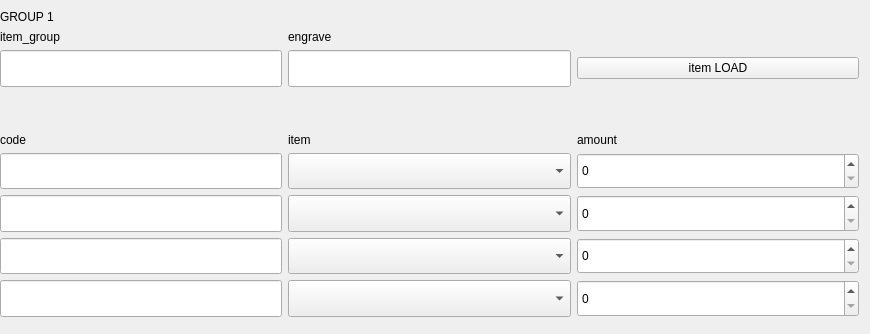
Above: ui/ordersInnerWidget.ui from SuhYeoJee/OrderManager before the change. Below: the same form after it.
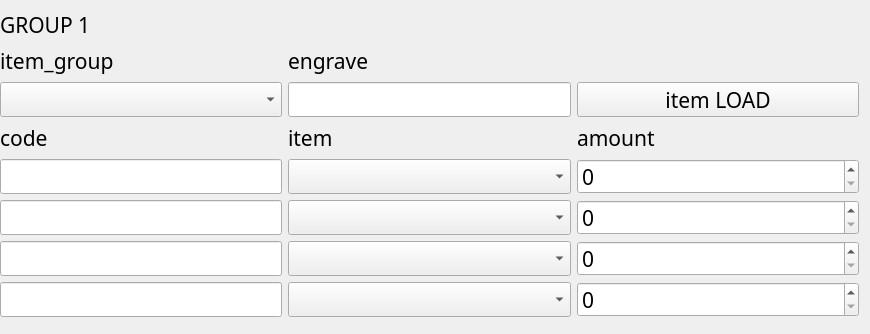
That is the form after the change.

Commit message: orders 테이블 구조 변경 선택존

```diff
--- a/ui/ordersInnerWidget.ui
+++ b/ui/ordersInnerWidget.ui
@@ -10,6 +10,12 @@
     <height>334</height>
    </rect>
   </property>
+  <property name="font">
+   <font>
+    <family>굴림</family>
+    <pointsize>16</pointsize>
+   </font>
+  </property>
   <property name="windowTitle">
    <string>Form</string>
   </property>
@@ -137,19 +143,6 @@
       </property>
      </widget>
     </item>
-    <item row="2" column="0">
-     <widget class="QLineEdit" name="item_groupLineEdit">
-      <property name="enabled">
-       <bool>true</bool>
-      </property>
-      <property name="sizePolicy">
-       <sizepolicy hsizetype="Expanding" vsizetype="Expanding">
-        <horstretch>0</horstretch>
-        <verstretch>0</verstretch>
-       </sizepolicy>
-      </property>
-     </widget>
-    </item>
     <item row="5" column="1">
      <widget class="QComboBox" name="item1ComboBox">
       <property name="sizePolicy">
@@ -240,6 +233,9 @@
       </property>
      </widget>
     </item>
+    <item row="2" column="0">
+     <widget class="QComboBox" name="item_groupComboBox"/>
+    </item>
    </layout>
   </widget>
  </widget>
```
The commit also changes 3 other files.
